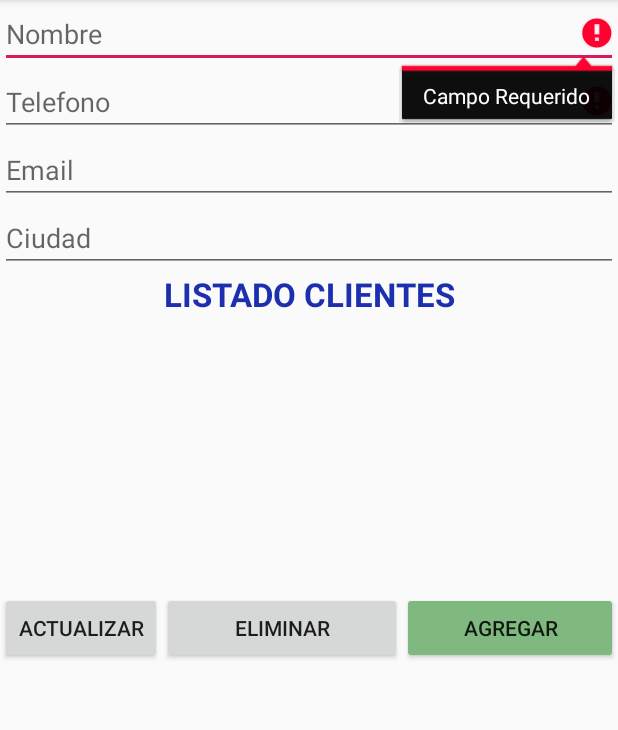
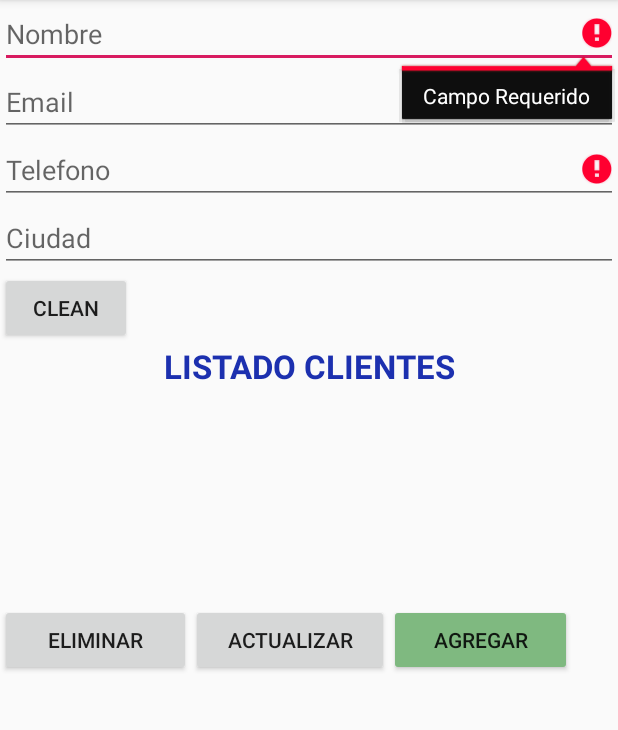
Before and after one commit to diegocabra/PedidosAcuadritos, an Android app: the fragment First_ClienteFragment shown on its own in the app's theme, after a tap on "AGREGAR", on a phone screen of 412 x 824 dp, the part 84-814 px from its top. Run offline under Robolectric (Android 15) with nearby library versions, the phone set to English and light mode, and no system bars; our stand-ins replace Firebase (no records; nobody signed in at launch, a user with empty details on screens opened directly); 3 other taps on this screen came first.

Commit message:
Funciona RecyclerView con sus Items. Cree la clase Inventario para manejar el stock de productos disponibles a la venta. Los productos son subidos a la base de datos y descargados para el recyclerView desde la base de datos.
Esta trabajando con tipo <Adulto> pero deberia ser Producto.

```diff
--- a/app/src/main/java/com/example/pedidosacuadritos/Entidades/Producto/jardin.java
+++ b/app/src/main/java/com/example/pedidosacuadritos/Entidades/Producto/jardin.java
@@ -4,8 +4,8 @@ public class jardin extends Niños {
     protected double cintaRaso;
     public jardin(String id, String tela, String bolsillo, String bies1, String bies2) {
         super(id,tela, bolsillo, bies1, bies2);
-        precio = 580;
-        cantTela = 0.4;
+       /* precio = 580;
+        cantTela = 0.4;*/
         cintaRaso = 0.10;
     }
 }
--- a/app/src/main/java/com/example/pedidosacuadritos/First_ClienteFragment.java
+++ b/app/src/main/java/com/example/pedidosacuadritos/First_ClienteFragment.java
@@ -5,6 +5,7 @@ import android.os.Bundle;
 
 import androidx.fragment.app.Fragment;
 
+import android.view.Gravity;
 import android.view.LayoutInflater;
 import android.view.View;
 import android.view.ViewGroup;
@@ -32,19 +33,28 @@ public class First_ClienteFragment extends Fragment {
 
     ArrayAdapter<Cliente> arrayAdapterCliente;
     private EditText getEt_Nombre, getEt_Email, getEt_Telefono, getEt_Ciudad;
-    private Button bt_Agregar, bt_Actualizar, bt_Eliminar;
+    private Button bt_Agregar, bt_Actualizar, bt_Eliminar,bt_Clean;
     private ListView listV_Clientes;
     private List<Cliente> listaClientes = new ArrayList<Cliente>();
     private Persona personaSeleccionada;
 
     public First_ClienteFragment() {
         // Required empty public constructor
+
     }
 
     @Override
     public View onCreateView(LayoutInflater inflater, ViewGroup container,
                              Bundle savedInstanceState) {
         return inflater.inflate(R.layout.fragment_cliente, container, false);
+
+    }
+
+   @Override
+      public void onResume() {
+        super.onResume();
+        Toast.makeText(getActivity(), "OnResume", Toast.LENGTH_LONG).show();
+       ActualizarListView();
 
     }
 
@@ -55,18 +65,25 @@ public class First_ClienteFragment extends Fragment {
         getEt_Ciudad = getView().findViewById(R.id.et_Ciudad);
         bt_Agregar = getView().findViewById(R.id.bt_Agregar);
         bt_Actualizar = getView().findViewById(R.id.bt_Actualizar);
+        bt_Clean = getView().findViewById(R.id.bt_clean);
+        bt_Eliminar = getView().findViewById(R.id.bt_Eliminar);
 
         final ListView listV_Clientes = getView().findViewById(R.id.listV_Clientes);
+
         BaseDatoService Basedatos = BaseDatoService.getInstance();
         listaClientes = Basedatos.listarDatos();
+
         arrayAdapterCliente = new ArrayAdapter<Cliente>(getActivity(), android.R.layout.simple_list_item_1, listaClientes);
         listV_Clientes.setAdapter(arrayAdapterCliente);
 
 
         personaSeleccionada = PersonaSeleccionado(listV_Clientes);
+
         bt_Actualizar.setOnClickListener(new View.OnClickListener() {
             @Override
             public void onClick(View v) {
+                if (camposObligatorios())
+                {
                 Persona P = new Cliente();
                 P.setId(personaSeleccionada.getId());
                 P.setNombre(getEt_Nombre.getText().toString());
@@ -74,9 +91,12 @@ public class First_ClienteFragment extends Fragment {
                 P.setLocalidad(getEt_Ciudad.getText().toString());
                 P.setTelefono(getEt_Telefono.getText().toString());
                 BaseDatoService Basedatos = BaseDatoService.getInstance();
-                Basedatos.write(P);
-                Toast.makeText(getActivity(), "Cliente Actualizado", Toast.LENGTH_SHORT).show();
+
+              Basedatos.write(P);
+                Toast.makeText(getActivity(), "Cliente Actualizado", Toast.LENGTH_LONG).show();
                 limpiarEditTexts();
+                    ActualizarListView();
+                }
 
             }
         });
@@ -85,15 +105,46 @@ public class First_ClienteFragment extends Fragment {
         bt_Agregar.setOnClickListener(new View.OnClickListener() {
             @Override
             public void onClick(View v) {
-                camposObligatorios();//Antes de guardar , se fija que tengan los campos obligatorios validos.
-                Cliente Nuevo = new Cliente(UUID.randomUUID().toString(), getEt_Nombre.getText().toString(), getEt_Telefono.getText().toString(), getEt_Ciudad.getText().toString(), getEt_Email.getText().toString());
+                if (camposObligatorios()) //Antes de guardar , se fija que tengan los campos obligatorios validos.
+                {Cliente Nuevo = new Cliente(UUID.randomUUID().toString(), getEt_Nombre.getText().toString(), getEt_Telefono.getText().toString(), getEt_Ciudad.getText().toString(), getEt_Email.getText().toString());
                 BaseDatoService Basedatos = BaseDatoService.getInstance();
                 Basedatos.write(Nuevo);
-                Toast.makeText(getActivity(), "Cliente Agregado", Toast.LENGTH_SHORT).show();
+                Toast.makeText(getActivity(), "Cliente Agregado", Toast.LENGTH_LONG).show();
+                limpiarEditTexts();
+                ActualizarListView();
+            } }
+        });
+
+
+        bt_Eliminar.setOnClickListener(new View.OnClickListener() {
+            @Override
+            public void onClick(View v) {
+                if (camposObligatorios()) //Antes de guardar , se fija que tengan los campos obligatorios validos.
+                {
+
+                    BaseDatoService Basedatos = BaseDatoService.getInstance();
+                    Basedatos.delete(personaSeleccionada);
+                    Toast.makeText(getActivity(), "Cliente Eliminado", Toast.LENGTH_LONG).show();
+                    limpiarEditTexts();
+                    ActualizarListView();
+
+                }
+            }
+        });
+
+        bt_Clean.setOnClickListener(new View.OnClickListener() {
+            @Override
+            public void onClick(View v) {
                 limpiarEditTexts();
             }
         });
 
+    }
+
+    private void ActualizarListView() {
+        //Actualizo el Array Adapter de clientes
+        arrayAdapterCliente.clear();
+        arrayAdapterCliente.notifyDataSetChanged();
     }
 
     private Persona PersonaSeleccionado(ListView listV_Clientes) {
@@ -111,13 +162,16 @@ public class First_ClienteFragment extends Fragment {
     }
 
 
-    // REVISAR ESTA VALIDACION CHOTA ; no controla ambas.
-    private void camposObligatorios() {
-        if (getEt_Nombre.getText().toString().equals(""))
+    private boolean camposObligatorios() {
+
+        if ((getEt_Nombre.getText().toString()).isEmpty())
             getEt_Nombre.setError("Campo Requerido");
-        if (getEt_Telefono.getText().toString().equals(""))
+        if ((getEt_Telefono.getText().toString()).isEmpty())
             getEt_Telefono.setError("Campo Requerido");
+
+        return  !((getEt_Nombre.getText().toString()).isEmpty()) & !((getEt_Telefono.getText().toString()).isEmpty()) ;
     }
+
 
 
     private void limpiarEditTexts() {
--- a/app/src/main/java/com/example/pedidosacuadritos/MainActivity.java
+++ b/app/src/main/java/com/example/pedidosacuadritos/MainActivity.java
@@ -36,7 +36,6 @@ public class MainActivity extends AppCompatActivity implements  NavigationView.O
 
         //revisar esta mierda del toolbar
         //setSupportActionBar(toolbar);
-
 
 
 
--- a/app/src/main/java/com/example/pedidosacuadritos/ModoPago/Credito.java
+++ b/app/src/main/java/com/example/pedidosacuadritos/ModoPago/Credito.java
@@ -10,10 +10,10 @@ public class Credito extends ModoPago {
         super(producto);
     }
 
-    @Override
+ /*   @Override
     public double obtenerGanancia() {
 
         return producto.getPrecio() * descuentoCredito;
-    }
+    }*/
 
 }
--- a/app/src/main/java/com/example/pedidosacuadritos/ModoPago/Debito.java
+++ b/app/src/main/java/com/example/pedidosacuadritos/ModoPago/Debito.java
@@ -10,9 +10,9 @@ public class Debito extends ModoPago {
 
     }
 
-    @Override
+    /*@Override
     public double obtenerGanancia() {
         return producto.getPrecio()*descuentoDebito;
-    }
+    }*/
 
 }
--- a/app/src/main/java/com/example/pedidosacuadritos/ModoPago/ModoPago.java
+++ b/app/src/main/java/com/example/pedidosacuadritos/ModoPago/ModoPago.java
@@ -10,7 +10,7 @@ public abstract class ModoPago {
     public ModoPago(Producto producto){
         this.producto = producto;
     }
-    public abstract double obtenerGanancia();
+    //public abstract double obtenerGanancia();*
 
 
     public double getDescuentoCredito() {
--- a/app/src/main/java/com/example/pedidosacuadritos/Pedido/Pedido.java
+++ b/app/src/main/java/com/example/pedidosacuadritos/Pedido/Pedido.java
@@ -19,15 +19,14 @@ public class Pedido {
     public Pedido(Producto producto, Cliente cliente, Vendedor vendedor) {
         this.producto = producto;
         this.cliente = cliente;
-        this.vendedor = vendedor;
+        //this.vendedor = vendedor;  En un futuro podemos tomar nota de quien registro dicho pedido
         fecha = new Date();// fecha que se genera el pedido;
     }
 
-    public Pedido(Producto producto, ModoPago modoPago, Cliente cliente, Vendedor vendedor) {
+    public Pedido(Producto producto, ModoPago modoPago, Cliente cliente) {
         this.producto = producto;
         this.modoPago = modoPago;
         this.cliente = cliente;
-        this.vendedor = vendedor;
         fecha = new Date();// fecha que se genera el pedido;
     }
 
--- a/app/src/main/java/com/example/pedidosacuadritos/Utilidades/AdapterRecyclerView.java
+++ b/app/src/main/java/com/example/pedidosacuadritos/Utilidades/AdapterRecyclerView.java
@@ -14,6 +14,7 @@ import androidx.annotation.NonNull;
 import androidx.recyclerview.widget.RecyclerView;
 
 import com.example.pedidosacuadritos.Details;
+import com.example.pedidosacuadritos.Entidades.Producto.Adulto;
 import com.example.pedidosacuadritos.Entidades.Producto.Producto;
 import com.example.pedidosacuadritos.R;
 
@@ -25,10 +26,10 @@ public class AdapterRecyclerView extends RecyclerView.Adapter<AdapterRecyclerVie
 
     private int globalPosition;
     //Guardamos una lista de productos disponibles
-    private List<Producto> Lproductos;
+    private List<Adulto> Lproductos;
 
 
-    public AdapterRecyclerView(List<Producto> productos) {
+    public AdapterRecyclerView(List<Adulto> productos) {
         Lproductos = productos;
     }
 
@@ -100,6 +101,7 @@ public class AdapterRecyclerView extends RecyclerView.Adapter<AdapterRecyclerVie
 
                     Intent i = new Intent(v.getContext(), Details.class);
                     i.putExtra("title", Lproductos.get(getAdapterPosition()).getTela());
+
                     i.putExtra("descripcion", Lproductos.get(getAdapterPosition()).getBolsillo());
                     v.getContext().startActivity(i);
                     return false;
--- a/app/src/main/res/layout/fragment_cliente.xml
+++ b/app/src/main/res/layout/fragment_cliente.xml
@@ -7,7 +7,7 @@
 
     <LinearLayout
         android:layout_width="match_parent"
-        android:layout_height="623dp"
+        android:layout_height="454dp"
         android:orientation="vertical">
 
         <LinearLayout
@@ -24,6 +24,14 @@
                 android:inputType="textPersonName" />
 
             <EditText
+                android:id="@+id/et_Email"
+                android:layout_width="match_parent"
+                android:layout_height="wrap_content"
+                android:ems="10"
+                android:hint="Email "
+                android:inputType="textEmailAddress" />
+
+            <EditText
                 android:id="@+id/et_Telefono"
                 android:layout_width="match_parent"
                 android:layout_height="wrap_content"
@@ -32,20 +40,19 @@
                 android:inputType="phone" />
 
             <EditText
-                android:id="@+id/et_Email"
-                android:layout_width="match_parent"
-                android:layout_height="wrap_content"
-                android:ems="10"
-                android:hint="Email "
-                android:inputType="textEmailAddress" />
-
-            <EditText
                 android:id="@+id/et_Ciudad"
                 android:layout_width="match_parent"
                 android:layout_height="wrap_content"
                 android:ems="10"
                 android:hint="Ciudad"
                 android:inputType="textPersonName" />
+
+            <Button
+                android:id="@+id/bt_clean"
+                android:layout_width="wrap_content"
+                android:layout_height="wrap_content"
+                android:text="clean" />
+
         </LinearLayout>
 
         <TextView
@@ -62,7 +69,7 @@
         <ListView
             android:id="@+id/listV_Clientes"
             android:layout_width="match_parent"
-            android:layout_height="184dp"
+            android:layout_height="144dp"
             android:background="#C5CAE9"
             android:backgroundTint="#00AC4949"
             android:choiceMode="singleChoice"
@@ -71,26 +78,25 @@
         </ListView>
 
         <LinearLayout
-            android:layout_width="match_parent"
-            android:layout_height="293dp"
+            android:layout_width="wrap_content"
+            android:layout_height="57dp"
             android:orientation="horizontal">
 
             <Button
+                android:id="@+id/bt_Eliminar"
+                android:layout_width="127dp"
+                android:layout_height="wrap_content"
+                android:text="Eliminar" />
+
+            <Button
                 android:id="@+id/bt_Actualizar"
-                android:layout_width="wrap_content"
+                android:layout_width="132dp"
                 android:layout_height="wrap_content"
                 android:text="Actualizar" />
 
             <Button
-                android:id="@+id/bt_Eliminar"
-                android:layout_width="149dp"
-                android:layout_height="wrap_content"
-                android:layout_weight="1"
-                android:text="Eliminar" />
-
-            <Button
                 android:id="@+id/bt_Agregar"
-                android:layout_width="144dp"
+                android:layout_width="122dp"
                 android:layout_height="wrap_content"
                 android:backgroundTint="#7FB980"
                 android:text="Agregar" />
```
Also changed, not shown: app/src/main/java/com/example/pedidosacuadritos/Entidades/Producto/Adulto.java (+6 -2 lines), app/src/main/java/com/example/pedidosacuadritos/Entidades/Producto/Inventario.java (+12 -16 lines), app/src/main/java/com/example/pedidosacuadritos/Entidades/Producto/Producto.java (+37 -30 lines), app/src/main/java/com/example/pedidosacuadritos/ModoPago/Efectivo.java (+5 -4 lines), app/src/main/java/com/example/pedidosacuadritos/ModoPago/Regalo.java (deleted, +0 -14 lines), app/src/main/java/com/example/pedidosacuadritos/Second_ProductoFragment.java (+16 -10 lines), app/src/main/java/com/example/pedidosacuadritos/Utilidades/BaseDatoService.java (+45 -35 lines).
